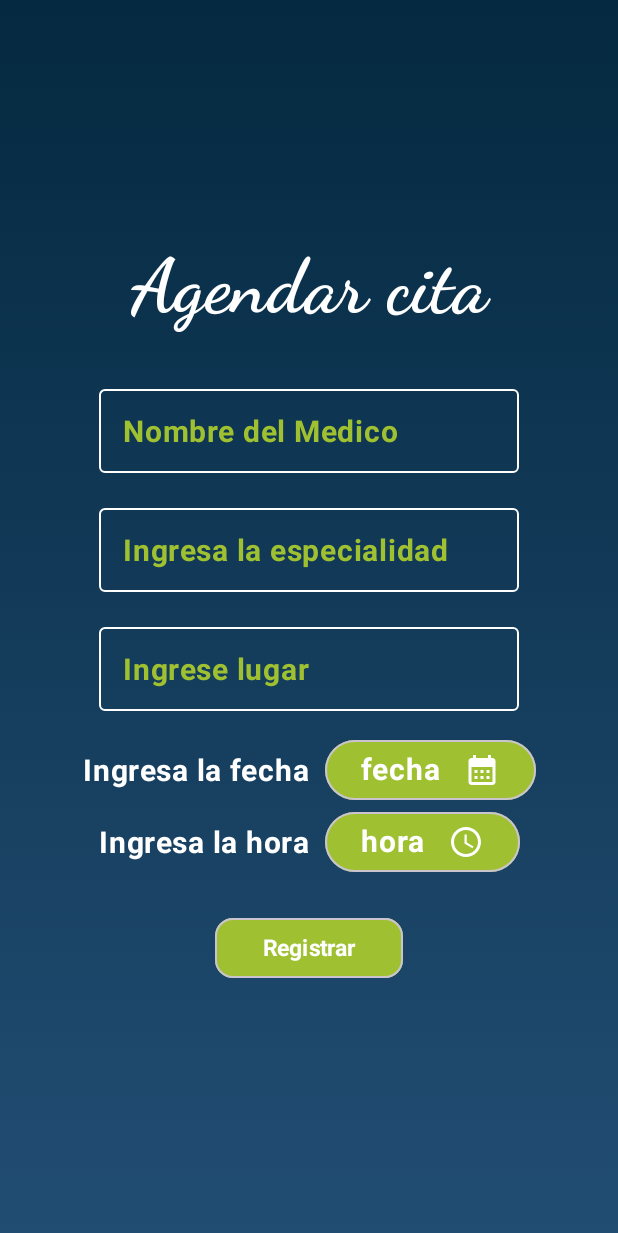
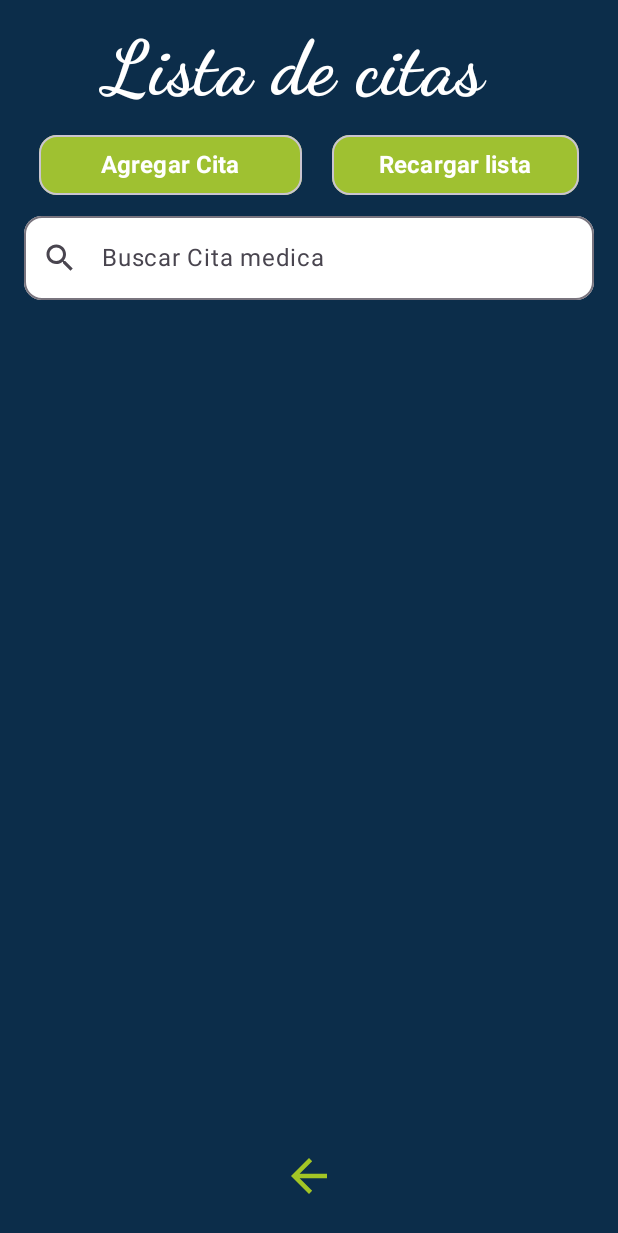
Before and after one commit to KIHM-02/SilverCare, an Android app built with Jetpack Compose: the screen it shows after launch once a user with an empty profile is signed in (AgendarCita before the commit, ListCitas after it), after a tap on "Citas médicas", on a phone screen of 412 x 824 dp. Shown: the top 1233 px of the screen. Run offline under Robolectric (Android 15) with nearby library versions, the phone set to English and light mode, and no system bars; our stand-ins replace Firebase (no records; nobody signed in at launch, a user with empty details on screens opened directly); pictures from the network do not load.

Commit message:
Solved the problems of libraries versions due to and update in the Android studio's IDE.
Added the view of ListCitas

```diff
--- a/app/src/main/AndroidManifest.xml
+++ b/app/src/main/AndroidManifest.xml
@@ -1,16 +1,16 @@
 <?xml version="1.0" encoding="utf-8"?>
 <manifest xmlns:android="http://schemas.android.com/apk/res/android"
-    xmlns:tools="http://schemas.android.com/tools" >
+    xmlns:tools="http://schemas.android.com/tools">
 
     <uses-feature
         android:name="android.hardware.camera"
         android:required="false" />
 
     <uses-permission android:name="android.permission.INTERNET" />
-    <uses-permission android:name="android.permission.CAMERA"/>
-    <uses-permission android:name="android.permission.RECORD_AUDIO"/>
-    <uses-permission android:name="android.permission.WRITE_CALENDAR"/>
-    <uses-permission android:name="android.permission.READ_CALENDAR"/>
+    <uses-permission android:name="android.permission.CAMERA" />
+    <uses-permission android:name="android.permission.RECORD_AUDIO" />
+    <uses-permission android:name="android.permission.WRITE_CALENDAR" />
+    <uses-permission android:name="android.permission.READ_CALENDAR" />
 
     <application
         android:allowBackup="true"
@@ -21,8 +21,12 @@
         android:roundIcon="@drawable/applogo4"
         android:supportsRtl="true"
         android:theme="@style/Theme.SilverCare"
-        tools:targetApi="31" >
-
+        tools:targetApi="31">
+        <activity
+            android:name=".views.ListCitas"
+            android:exported="false"
+            android:label="ListCitas"
+            android:theme="@style/Theme.SilverCare" />
         <activity
             android:name=".views.AgendarCita"
             android:exported="false"
@@ -47,12 +51,12 @@
             android:name=".Login"
             android:exported="true"
             android:label="@string/app_name"
-            android:theme="@style/Theme.SilverCare" >
-        <intent-filter>
-            <action android:name="android.intent.action.MAIN" />
+            android:theme="@style/Theme.SilverCare">
+            <intent-filter>
+                <action android:name="android.intent.action.MAIN" />
 
-            <category android:name="android.intent.category.LAUNCHER" />
-        </intent-filter>
+                <category android:name="android.intent.category.LAUNCHER" />
+            </intent-filter>
         </activity>
     </application>
 
--- a/app/src/main/java/com/hesdi/silvercare/views/Home.kt
+++ b/app/src/main/java/com/hesdi/silvercare/views/Home.kt
@@ -57,11 +57,11 @@ class Home : ComponentActivity() {
                         startActivity(intent)
                     },
                     onNavigatetoRecordatorios = {
-                        val intent = Intent(this, Recordatorios::class.java)
+                        val intent = Intent(this, Medicamento::class.java)
                         startActivity(intent)
                     },
                     onNavigatetoCitas = {
-                        val intent = Intent(this, AgendarCita::class.java)
+                        val intent = Intent(this, ListCitas::class.java)
                         startActivity(intent)
                     },
                     onNavigatetoSOS = {
--- /dev/null
+++ b/app/src/main/java/com/hesdi/silvercare/views/ListCitas.kt
@@ -0,0 +1,223 @@
+package com.hesdi.silvercare.views
+
+import android.app.Activity
+import android.content.Intent
+import android.os.Bundle
+import androidx.activity.ComponentActivity
+import androidx.activity.compose.setContent
+import androidx.activity.enableEdgeToEdge
+import androidx.compose.foundation.Image
+import androidx.compose.foundation.background
+import androidx.compose.foundation.border
+import androidx.compose.foundation.layout.Box
+import androidx.compose.foundation.layout.Column
+import androidx.compose.foundation.layout.Row
+import androidx.compose.foundation.layout.fillMaxSize
+import androidx.compose.foundation.layout.fillMaxWidth
+import androidx.compose.foundation.layout.padding
+import androidx.compose.foundation.layout.size
+import androidx.compose.foundation.layout.width
+import androidx.compose.foundation.lazy.LazyColumn
+import androidx.compose.foundation.lazy.items
+import androidx.compose.foundation.shape.RoundedCornerShape
+import androidx.compose.material.icons.Icons
+import androidx.compose.material.icons.filled.ArrowBack
+import androidx.compose.material.icons.filled.Search
+import androidx.compose.material3.ButtonDefaults
+import androidx.compose.material3.Icon
+import androidx.compose.material3.IconButton
+import androidx.compose.material3.MaterialTheme
+import androidx.compose.material3.OutlinedButton
+import androidx.compose.material3.OutlinedTextField
+import androidx.compose.material3.OutlinedTextFieldDefaults
+import androidx.compose.material3.Text
+import androidx.compose.runtime.Composable
+import androidx.compose.runtime.collectAsState
+import androidx.compose.runtime.getValue
+import androidx.compose.runtime.mutableStateOf
+import androidx.compose.runtime.remember
+import androidx.compose.runtime.setValue
+import androidx.compose.ui.Alignment
+import androidx.compose.ui.Modifier
+import androidx.compose.ui.graphics.Color
+import androidx.compose.ui.platform.LocalContext
+import androidx.compose.ui.res.painterResource
+import androidx.compose.ui.text.font.FontWeight
+import androidx.compose.ui.text.input.TextFieldValue
+import androidx.compose.ui.tooling.preview.Preview
+import androidx.compose.ui.unit.dp
+import androidx.compose.ui.unit.sp
+import com.hesdi.silvercare.Model.Citaviewmodel
+import com.hesdi.silvercare.R
+import com.hesdi.silvercare.components.SpaceTopBottom
+import com.hesdi.silvercare.components.Titulo
+import com.hesdi.silvercare.ui.theme.SilverCareTheme
+import com.hesdi.silvercare.ui.theme.amarillo
+
+class ListCitas : ComponentActivity() {
+    override fun onCreate(savedInstanceState: Bundle?) {
+        super.onCreate(savedInstanceState)
+        enableEdgeToEdge()
+        setContent {
+            SilverCareTheme {
+                ListCitasView()
+            }
+        }
+    }
+}
+
+
+@Composable
+fun ListCitasView() {
+    val viewModel = Citaviewmodel()
+    var searchQuery by remember { mutableStateOf(TextFieldValue("")) }
+    val listaCitas by viewModel.listaCitas.collectAsState()
+    val context = LocalContext.current
+    val activity =(LocalContext.current as? Activity)
+
+    Column(
+        modifier = Modifier
+            .fillMaxSize()
+            .background(Color(0xFF0C2D4A))
+            .padding(16.dp)
+    ) {
+        Titulo("    Lista de citas")
+        // Botón superior
+        Row (
+            modifier = Modifier
+                .fillMaxWidth()
+        ){
+            OutlinedButton(
+                onClick = {
+                    val intent =  Intent(context, AgendarCita::class.java)
+                    context.startActivity(intent)
+                },
+                modifier = Modifier
+                    .padding(10.dp)
+                    .border(2.dp, Color.Transparent, RoundedCornerShape(12.dp))
+                    .width(175.dp),
+
+                colors = ButtonDefaults.outlinedButtonColors(
+                    containerColor = amarillo,
+                    contentColor = MaterialTheme.colorScheme.onPrimary
+                ),
+                shape = RoundedCornerShape(12.dp),
+
+                ) {
+                Text(
+                    text = "Agregar Cita",
+                    fontWeight = FontWeight.Bold,
+                    fontSize = 16.sp
+                )
+            }
+            OutlinedButton(
+                onClick = {
+                    viewModel.obtenerCitas()
+                },
+                modifier = Modifier
+                    .padding(10.dp)
+                    .border(2.dp, Color.Transparent, RoundedCornerShape(12.dp))
+                    .width(175.dp),
+
+                colors = ButtonDefaults.outlinedButtonColors(
+                    containerColor = amarillo,
+                    contentColor = MaterialTheme.colorScheme.onPrimary
+                ),
+                shape = RoundedCornerShape(12.dp),
+
+                ) {
+                Text(
+                    text = "Recargar lista",
+                    fontWeight = FontWeight.Bold,
+                    fontSize = 16.sp
+                )
+            }
+
+        }
+
+
+        // Barra de búsqueda
+        OutlinedTextField(
+            value = searchQuery,
+            onValueChange = { searchQuery = it },
+            leadingIcon = {
+                Icon(Icons.Filled.Search, contentDescription = null)
+            },
+            placeholder = { Text("Buscar Cita medica") },
+            modifier = Modifier
+                .fillMaxWidth()
+                .padding(bottom = 16.dp),
+            shape = RoundedCornerShape(12.dp),
+            colors = OutlinedTextFieldDefaults.colors(
+                unfocusedContainerColor = Color.White
+            )
+        )
+        LazyColumn(
+            modifier = Modifier
+                .weight(1f)
+                .fillMaxWidth()
+                .size(300.dp)
+        ) {
+            items(listaCitas) { Cita ->
+                Box(
+                    modifier = Modifier
+                        .fillMaxWidth()
+                        .background(Color(0xFFA3C525), shape = RoundedCornerShape(12.dp))
+                        .padding(12.dp)
+                ) {
+                    Row(
+                        verticalAlignment = Alignment.CenterVertically
+                    ) {
+                        Column(modifier = Modifier.weight(1f)) {
+                            Text(text = Cita.especializacion, fontSize = 20.sp, color = Color.Black)
+                            Text(
+                                text = Cita.fecha,
+                                fontSize = 16.sp,
+                                color = Color.Black
+                            )
+                            Text(text = Cita.hora,
+                                fontSize = 16.sp,
+                                color = Color.Black
+
+                            )
+                        }
+                        // Debo reemplazar icono por imagen
+                        Image(
+                            painter = painterResource(id = R.drawable.ic_visibility_off),
+                            contentDescription = "Icono medicamento",
+                            modifier = Modifier
+                                .size(40.dp)
+                                .padding(start = 8.dp)
+                        )
+                    }
+                }
+                SpaceTopBottom(10)
+            }
+        }
+        // Botón de regreso
+        IconButton(
+            onClick = {
+                activity?.finish()
+            },
+            modifier = Modifier
+                .align(Alignment.CenterHorizontally)
+                .padding(top = 12.dp)
+        ) {
+            Icon(
+                //TODO: Reemplazar por imagen
+                imageVector = Icons.Filled.ArrowBack,
+                contentDescription = "Volver",
+                tint = Color(0xFFA3C525),
+                modifier = Modifier.size(36.dp)
+            )
+        }
+    }
+}
+
+@Preview
+@Composable
+fun ListPreviewCitas() {
+    SilverCareTheme {
+        ListCitasView()
+    }
+}
--- a/app/src/main/res/values/strings.xml
+++ b/app/src/main/res/values/strings.xml
@@ -4,4 +4,5 @@
     <string name="title_activity_home">Home</string>
     <string name="title_activity_agendar_cita">AgendarCita</string>
     <string name="title_activity_citas">Citas</string>
+    <string name="title_activity_list_citas">ListCitas</string>
 </resources>
--- a/gradle/libs.versions.toml
+++ b/gradle/libs.versions.toml
@@ -1,15 +1,15 @@
 [versions]
 agp = "8.9.2"
 kotlin = "2.0.21"
-coreKtx = "1.10.1"
+coreKtx = "1.16.0"
 junit = "4.13.2"
-junitVersion = "1.1.5"
-espressoCore = "3.5.1"
-lifecycleRuntimeKtx = "2.6.1"
-activityCompose = "1.8.0"
-composeBom = "2024.09.00"
-firebaseBom = "33.12.0"
-services = "4.3.15"
+junitVersion = "1.2.1"
+espressoCore = "3.6.1"
+lifecycleRuntimeKtx = "2.8.7"
+activityCompose = "1.10.1"
+composeBom = "2025.04.01"
+firebaseBom = "33.13.0"
+services = "4.4.2"
 crashlytics = "3.0.3"
 
 [libraries]
```
